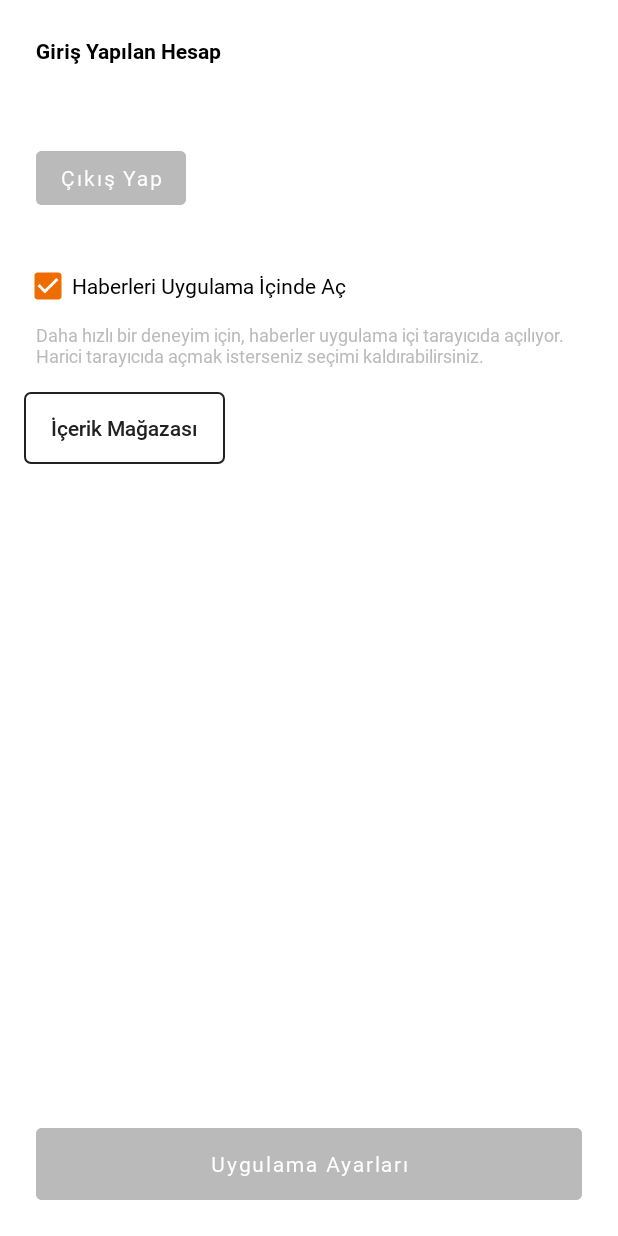
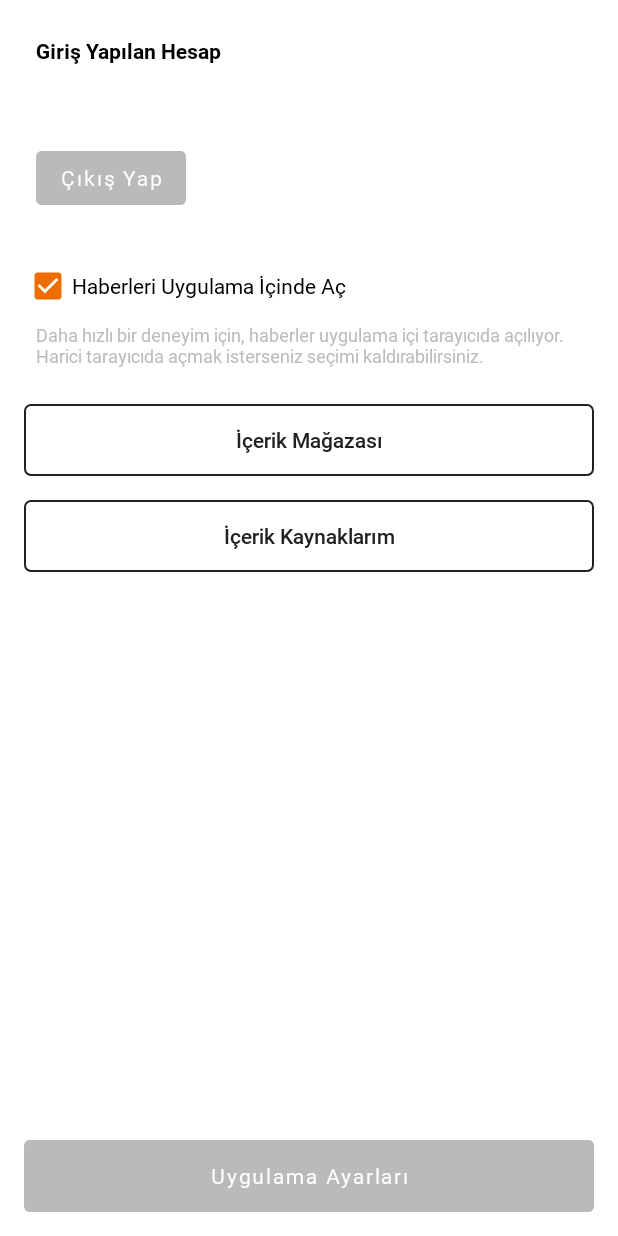
Before and after one commit to serhatkarakoca/Flowpod-News-Podcast, an Android app: the fragment SettingsFragment shown on its own in the app's theme, on a phone screen of 412 x 824 dp. Run offline under Robolectric (Android 15) with nearby library versions, the phone set to English and light mode, and no system bars; our stand-ins replace Dagger/Hilt's generated code, Firebase (no records; nobody signed in at launch, a user with empty details on screens opened directly), data binding.

Commit message:
search bugfixes

```diff
--- a/app/src/main/java/com/life4/feedz/features/flow/adapter/FilterAdapter.kt
+++ b/app/src/main/java/com/life4/feedz/features/flow/adapter/FilterAdapter.kt
@@ -49,7 +49,7 @@ class FilterAdapter(val listener: (RssFeedResponseItem, Boolean) -> Unit) :
                 oldItem: RssFeedResponseItem,
                 newItem: RssFeedResponseItem
             ): Boolean {
-                return true
+                return oldItem == newItem
             }
 
             override fun areContentsTheSame(
--- a/app/src/main/java/com/life4/feedz/other/Constant.kt
+++ b/app/src/main/java/com/life4/feedz/other/Constant.kt
@@ -2,7 +2,7 @@ package com.life4.feedz.other
 
 object Constant {
     const val APP_DB = "app.db"
-    const val TIMEOUT = 120L
+    const val TIMEOUT = 60L
     const val START_PAGE_INDEX = 1L
     const val NETWORK_PAGE_SIZE = 30
     const val DELAY = 2000L
@@ -10,7 +10,8 @@ object Constant {
     val END_PREFIX: List<String> = listOf(
         "/rss",
         "/rss.xml",
-        "/feed"
+        "/feed",
+        ".rss"
     )
 
 }
--- a/app/src/main/res/layout/fragment_settings.xml
+++ b/app/src/main/res/layout/fragment_settings.xml
@@ -25,7 +25,9 @@
 
         <androidx.appcompat.widget.LinearLayoutCompat
             android:layout_width="match_parent"
-            android:layout_height="match_parent"
+            android:layout_height="0dp"
+            app:layout_constraintTop_toTopOf="parent"
+            app:layout_constraintBottom_toTopOf="@id/app_settings"
             android:orientation="vertical">
 
             <TextView
@@ -77,7 +79,20 @@
 
             <androidx.appcompat.widget.AppCompatButton
                 android:id="@+id/button_go_to_sources"
-                android:layout_width="wrap_content"
+                android:layout_width="match_parent"
+                android:layout_height="wrap_content"
+                android:layout_marginHorizontal="16dp"
+                android:layout_marginTop="24dp"
+                android:paddingHorizontal="18dp"
+                android:background="@drawable/background_gray_line"
+                android:fontFamily="@font/roboto_medium"
+                android:textColor="@color/gray_darker"
+                android:stateListAnimator="@null"
+                android:text="@string/content_store" />
+
+            <androidx.appcompat.widget.AppCompatButton
+                android:id="@+id/button_selected_sources"
+                android:layout_width="match_parent"
                 android:layout_height="wrap_content"
                 android:layout_marginHorizontal="16dp"
                 android:layout_marginTop="16dp"
@@ -86,7 +101,7 @@
                 android:fontFamily="@font/roboto_medium"
                 android:textColor="@color/gray_darker"
                 android:stateListAnimator="@null"
-                android:text="İçerik Mağazası" />
+                android:text="@string/my_resources" />
 
         </androidx.appcompat.widget.LinearLayoutCompat>
 
@@ -95,7 +110,7 @@
             android:layout_width="match_parent"
             android:layout_height="wrap_content"
             android:layout_gravity="bottom"
-            android:layout_margin="24dp"
+            android:layout_margin="16dp"
             android:backgroundTint="@color/gray"
             android:insetTop="0dp"
             android:insetBottom="0dp"
--- a/app/src/main/res/values/strings.xml
+++ b/app/src/main/res/values/strings.xml
@@ -44,4 +44,5 @@
     <string name="all">Tümü</string>
     <string name="filter">Filtrele</string>
     <string name="results">Sonuçlar</string>
+    <string name="my_resources">İçerik Kaynaklarım</string>
 </resources>
```
